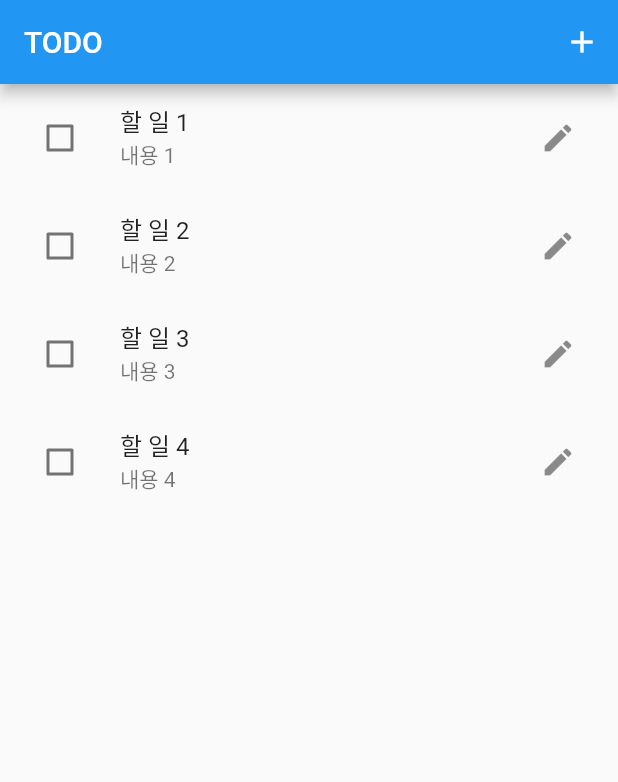
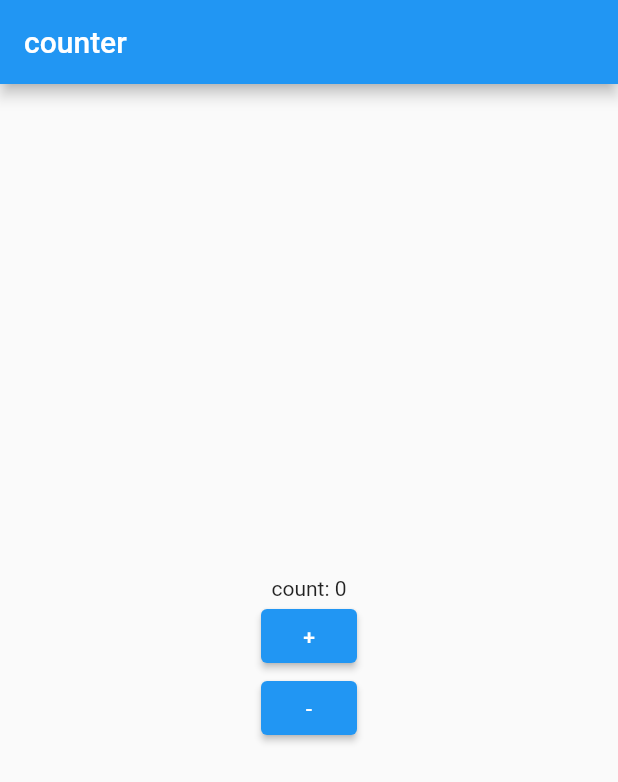
Before and after one commit to WONILLISM/flutter-todo-list, a Flutter app: the screen it shows after launch, on a phone screen of 412 x 824 dp. Shown: the top 782 px of the screen. Run offline on Flutter 3.47's test engine with Material 2 defaults, Android fonts, the phone set to English and light mode, and no system bars; our stand-ins replace get.

Commit message:
GetX tutorial counter (#2)

```diff
--- /dev/null
+++ b/lib/controller/number_controller.dart
@@ -0,0 +1,16 @@
+import 'package:fluttertodolist/model/number.dart';
+import 'package:get/get_state_manager/get_state_manager.dart';
+
+class NumberController extends GetxController {
+  final number = Number();
+
+  void increment() {
+    number.increment();
+    update();
+  }
+
+  void decrement() {
+    number.decrement();
+    update();
+  }
+}
--- a/lib/main.dart
+++ b/lib/main.dart
@@ -1,6 +1,19 @@
 import 'package:flutter/material.dart';
-import 'package:fluttertodolist/src/app.dart';
+import 'package:fluttertodolist/view/number_view.dart';
+import 'package:get/get.dart';
 
 void main() {
   runApp(const App());
 }
+
+class App extends StatelessWidget {
+  const App({super.key});
+
+  @override
+  Widget build(BuildContext context) {
+    return GetMaterialApp(
+      title: "number counter",
+      home: NumberView(),
+    );
+  }
+}
--- /dev/null
+++ b/lib/model/number.dart
@@ -0,0 +1,8 @@
+import 'package:get/get.dart';
+
+class Number {
+  final num = 0.obs;
+
+  increment() => num.value++;
+  decrement() => num.value--;
+}
--- a/lib/src/app.dart
+++ /dev/null
@@ -1,13 +0,0 @@
-import 'package:flutter/material.dart';
-import 'package:fluttertodolist/src/home_screen.dart';
-
-class App extends StatelessWidget {
-  const App({Key? key}) : super(key: key);
-
-  @override
-  Widget build(BuildContext context) {
-    return const MaterialApp(
-      home: HomeScreen(),
-    );
-  }
-}
--- a/lib/src/custom_tile.dart
+++ /dev/null
@@ -1,57 +0,0 @@
-import 'package:flutter/material.dart';
-import 'package:fluttertodolist/src/custom_dialog.dart';
-import 'package:fluttertodolist/src/models/todo_model.dart';
-
-class CustomTile extends StatefulWidget {
-  const CustomTile({
-    super.key,
-    required this.item,
-  });
-
-  final ToDoModel item;
-
-  @override
-  State<CustomTile> createState() => _CustomTileState();
-}
-
-class _CustomTileState extends State<CustomTile> {
-  late ToDoModel item;
-
-  bool isChecked = false;
-
-  @override
-  void initState() {
-    item = widget.item;
-    super.initState();
-  }
-
-  @override
-  Widget build(BuildContext context) {
-    return ListTile(
-      leading: Checkbox(
-        onChanged: (e) {
-          setState(() {
-            isChecked = !isChecked;
-          });
-        },
-        value: isChecked,
-      ),
-      title: Text(item.title),
-      subtitle: Text(item.content),
-      trailing: IconButton(
-        onPressed: () async {
-          final result = await showDialog<ToDoModel?>(
-            context: context,
-            builder: (BuildContext context) => CustomDialog(todo: item),
-          );
-          if (result != null) {
-            setState(() {
-              item = result;
-            });
-          }
-        },
-        icon: const Icon(Icons.edit),
-      ),
-    );
-  }
-}
--- a/lib/src/home_screen.dart
+++ /dev/null
@@ -1,51 +0,0 @@
-import 'package:flutter/material.dart';
-import 'package:fluttertodolist/src/custom_dialog.dart';
-import 'package:fluttertodolist/src/custom_tile.dart';
-import 'package:fluttertodolist/src/models/todo_model.dart';
-
-class HomeScreen extends StatefulWidget {
-  const HomeScreen({super.key});
-
-  @override
-  State<HomeScreen> createState() => _HomeScreenState();
-}
-
-class _HomeScreenState extends State<HomeScreen> {
-  // ToDo List
-  List<ToDoModel> todos = <ToDoModel>[
-    ToDoModel(isFinished: false, title: "할 일 1", content: '내용 1'),
-    ToDoModel(isFinished: true, title: "할 일 2", content: '내용 2'),
-    ToDoModel(isFinished: false, title: "할 일 3", content: '내용 3'),
-    ToDoModel(isFinished: false, title: "할 일 4", content: '내용 4'),
-  ];
-
-  @override
-  Widget build(BuildContext context) {
-    return Scaffold(
-      appBar: AppBar(
-        title: const Text("TODO"),
-        actions: <Widget>[
-          IconButton(
-              onPressed: () async {
-                final result = await showDialog(
-                  context: context,
-                  builder: (BuildContext context) => const CustomDialog(),
-                );
-                if (result != null) {
-                  setState(() {
-                    todos.add(result);
-                  });
-                }
-              },
-              icon: const Icon(Icons.add))
-        ],
-      ),
-      body: ListView.builder(
-        itemCount: todos.length,
-        itemBuilder: (BuildContext context, int index) {
-          return CustomTile(item: todos[index]);
-        },
-      ),
-    );
-  }
-}
--- a/lib/src/models/todo_model.dart
+++ /dev/null
@@ -1,11 +0,0 @@
-class ToDoModel {
-  bool isFinished;
-  late final String title;
-  final String content;
-
-  ToDoModel({
-    required this.isFinished,
-    required this.title,
-    required this.content,
-  });
-}
--- /dev/null
+++ b/lib/view/number_view.dart
@@ -0,0 +1,33 @@
+import 'package:flutter/material.dart';
+import 'package:fluttertodolist/controller/number_controller.dart';
+import 'package:get/get.dart';
+
+class NumberView extends StatelessWidget {
+  NumberView({super.key});
+
+  final controller = Get.put(NumberController());
+
+  @override
+  Widget build(BuildContext context) {
+    return Scaffold(
+      appBar: AppBar(title: const Text("counter")),
+      body: Center(
+        child: Column(
+          mainAxisAlignment: MainAxisAlignment.center,
+          children: <Widget>[
+            GetBuilder<NumberController>(
+                builder: (_) => Text('count: ${controller.number.num}')),
+            ElevatedButton(
+              onPressed: () => controller.increment(),
+              child: const Text('+'),
+            ),
+            ElevatedButton(
+              onPressed: () => controller.decrement(),
+              child: const Text('-'),
+            ),
+          ],
+        ),
+      ),
+    );
+  }
+}
--- a/pubspec.yaml
+++ b/pubspec.yaml
@@ -13,6 +13,9 @@ dependencies:
   flutter:
     sdk: flutter
 
+  # core
+  get: ^4.6.5
+
   cupertino_icons: ^1.0.2
 
 # Dev Dependencies
```
Also changed, not shown: lib/src/custom_dialog.dart (deleted, +0 -79 lines), pubspec.lock.
